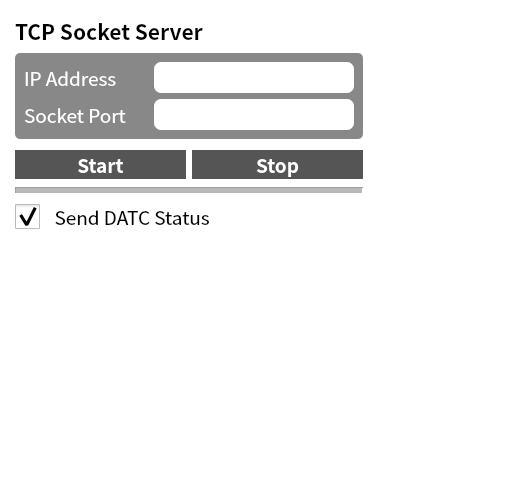
Above: ui/tcp_form.ui from PlanA2G/datc_user_interface before the change. Below: the same form after it.
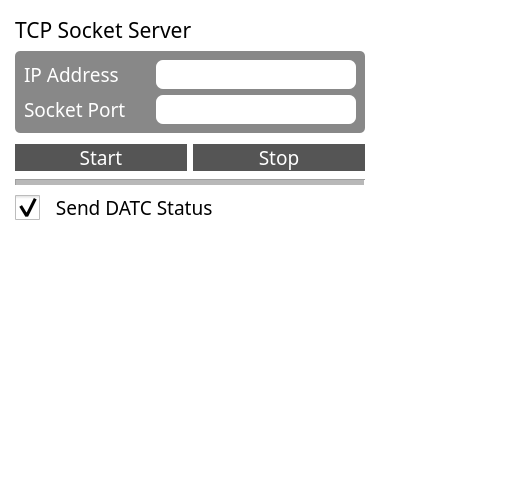
That is the form after the change.

Commit message: update: font changed to window/linux compatible font (noto sans kr medium)

What changed in the file:
```diff
--- a/ui/tcp_form.ui
+++ b/ui/tcp_form.ui
@@ -67,10 +67,9 @@
       <widget class="QLabel" name="label">
        <property name="font">
         <font>
-         <family>Noto Sans CJK KR</family>
+         <family>Noto Sans KR Medium</family>
          <pointsize>16</pointsize>
-         <weight>75</weight>
-         <bold>true</bold>
+         <bold>false</bold>
         </font>
        </property>
        <property name="text">
@@ -82,7 +81,8 @@
       <widget class="QFrame" name="frame">
        <property name="font">
         <font>
-         <family>Noto Sans CJK KR</family>
+         <family>Noto Sans KR Medium</family>
+         <bold>false</bold>
         </font>
        </property>
        <property name="frameShape">
@@ -126,7 +126,7 @@
              </colorrole>
              <colorrole role="PlaceholderText">
               <brush brushstyle="SolidPattern">
-               <color alpha="255">
+               <color alpha="128">
                 <red>255</red>
                 <green>255</green>
                 <blue>255</blue>
@@ -164,7 +164,7 @@
              </colorrole>
              <colorrole role="PlaceholderText">
               <brush brushstyle="SolidPattern">
-               <color alpha="255">
+               <color alpha="128">
                 <red>255</red>
                 <green>255</green>
                 <blue>255</blue>
@@ -202,7 +202,7 @@
              </colorrole>
              <colorrole role="PlaceholderText">
               <brush brushstyle="SolidPattern">
-               <color alpha="255">
+               <color alpha="128">
                 <red>255</red>
                 <green>255</green>
                 <blue>255</blue>
@@ -214,8 +214,9 @@
           </property>
           <property name="font">
            <font>
-            <family>Noto Sans CJK KR</family>
+            <family>Noto Sans KR Medium</family>
             <pointsize>14</pointsize>
+            <bold>false</bold>
            </font>
           </property>
           <property name="text">
@@ -236,8 +237,9 @@
           </property>
           <property name="font">
            <font>
-            <family>Noto Sans CJK KR</family>
+            <family>Noto Sans KR Medium</family>
             <pointsize>14</pointsize>
+            <bold>false</bold>
            </font>
           </property>
           <property name="alignment">
@@ -279,7 +281,7 @@
              </colorrole>
              <colorrole role="PlaceholderText">
               <brush brushstyle="SolidPattern">
-               <color alpha="255">
+               <color alpha="128">
                 <red>255</red>
                 <green>255</green>
                 <blue>255</blue>
@@ -317,7 +319,7 @@
              </colorrole>
              <colorrole role="PlaceholderText">
               <brush brushstyle="SolidPattern">
-               <color alpha="255">
+               <color alpha="128">
                 <red>255</red>
                 <green>255</green>
                 <blue>255</blue>
@@ -355,7 +357,7 @@
              </colorrole>
              <colorrole role="PlaceholderText">
               <brush brushstyle="SolidPattern">
-               <color alpha="255">
+               <color alpha="128">
                 <red>255</red>
                 <green>255</green>
                 <blue>255</blue>
@@ -367,8 +369,9 @@
           </property>
           <property name="font">
            <font>
-            <family>Noto Sans CJK KR</family>
+            <family>Noto Sans KR Medium</family>
             <pointsize>14</pointsize>
+            <bold>false</bold>
            </font>
           </property>
           <property name="text">
@@ -386,8 +389,9 @@
           </property>
           <property name="font">
            <font>
-            <family>Noto Sans CJK KR</family>
+            <family>Noto Sans KR Medium</family>
             <pointsize>14</pointsize>
+            <bold>false</bold>
            </font>
           </property>
           <property name="maxLength">
@@ -405,7 +409,8 @@
       <spacer name="verticalSpacer_2">
        <property name="font">
         <font>
-         <family>Noto Sans CJK KR</family>
+         <family>Noto Sans KR Medium</family>
+         <bold>false</bold>
         </font>
        </property>
        <property name="orientation">
@@ -428,10 +433,9 @@
         <widget class="QPushButton" name="pushButton_tcp_start">
          <property name="font">
           <font>
-           <family>Noto Sans CJK KR</family>
+           <family>Noto Sans KR Medium</family>
            <pointsize>14</pointsize>
-           <weight>75</weight>
-           <bold>true</bold>
+           <bold>false</bold>
           </font>
          </property>
          <property name="text">
@@ -443,10 +447,9 @@
         <widget class="QPushButton" name="pushButton_tcp_stop">
          <property name="font">
           <font>
-           <family>Noto Sans CJK KR</family>
+           <family>Noto Sans KR Medium</family>
            <pointsize>14</pointsize>
-           <weight>75</weight>
-           <bold>true</bold>
+           <bold>false</bold>
           </font>
          </property>
          <property name="text">
@@ -466,7 +469,8 @@
        </property>
        <property name="font">
         <font>
-         <family>Noto Sans CJK KR</family>
+         <family>Noto Sans KR Medium</family>
+         <bold>false</bold>
         </font>
        </property>
        <property name="lineWidth">
@@ -484,8 +488,9 @@
       <widget class="QCheckBox" name="checkBox_tcp_send_status">
        <property name="font">
         <font>
-         <family>Noto Sans CJK KR</family>
+         <family>Noto Sans KR Medium</family>
          <pointsize>14</pointsize>
+         <bold>false</bold>
         </font>
        </property>
        <property name="text">
```
The commit also changes 3 other files.
